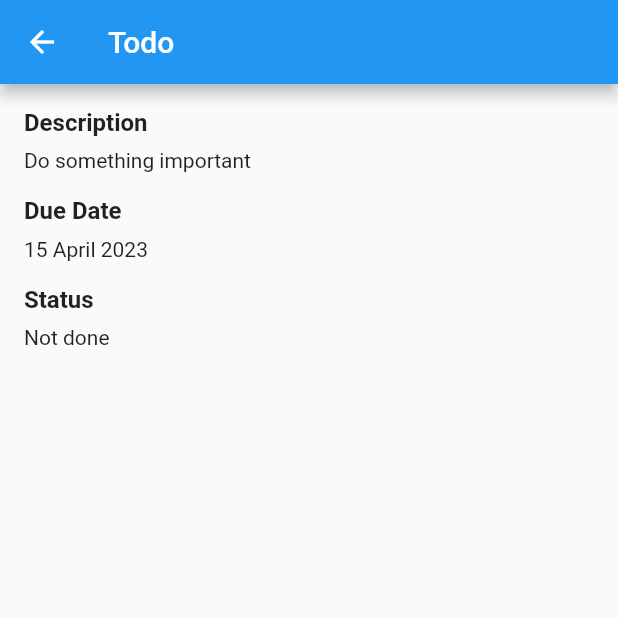
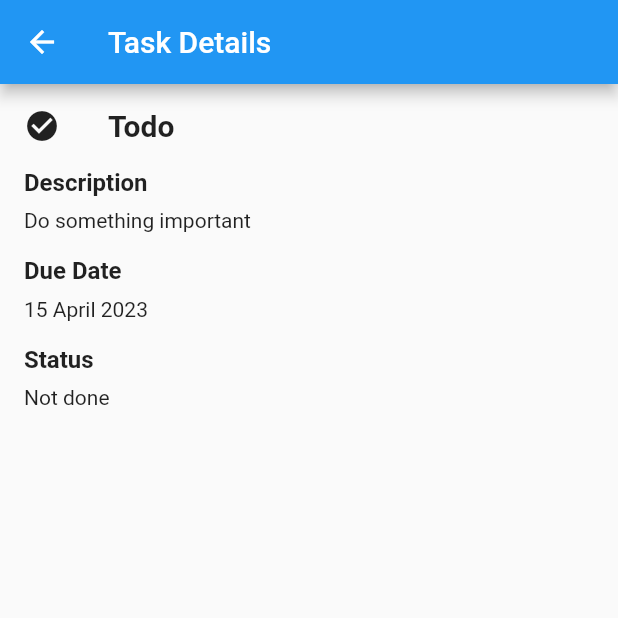
Before and after one commit to jameelk809/taskmanager, a Flutter app: the screen it shows after launch, after a tap on "Todo", on a phone screen of 412 x 824 dp, the top half of it. Run offline on Flutter 3.47's test engine with Material 2 defaults, Android fonts, the phone set to English and light mode, and no system bars; our stand-ins replace flutter_slidable.

Commit message:
icon added

```diff
--- a/lib/main.dart
+++ b/lib/main.dart
@@ -212,7 +212,7 @@ class _TodoListState extends State<TodoList> {
       floatingActionButton: FloatingActionButton(
         onPressed: _addTodo,
         tooltip: 'Add Todo',
-        child: Icon(Icons.add),
+        child: const Icon(Icons.add),
       ),
     );
   }
@@ -235,26 +235,38 @@ class Todo {
 
 class TodoDetails extends StatelessWidget {
   final Todo todo;
-
-  TodoDetails({required this.todo});
-
+  const TodoDetails({super.key, required this.todo});
   @override
   Widget build(BuildContext context) {
     return Scaffold(
       appBar: AppBar(
-        title: Text(todo.title),
+        // title: Text(todo.title),
+        title: const Text('Task Details'),
       ),
       body: Padding(
-        padding: EdgeInsets.all(16.0),
+        padding: const EdgeInsets.all(16.0),
         child: Column(
           crossAxisAlignment: CrossAxisAlignment.start,
           children: <Widget>[
+            Row( // Add a Row for icon and title
+              children: <Widget>[
+                Icon(todo.icon), // Display the icon here
+                const SizedBox(width: 32.0), // Add spacing between icon and title
+                Text(
+                  todo.title,
+                  style: TextStyle(fontSize: 20.0, fontWeight: FontWeight.bold),
+                ),
+              ],
+            ),
+
+            SizedBox(height: 16.0),
             const Text(
               'Description',
               style: TextStyle(fontSize: 16.0, fontWeight: FontWeight.bold),
             ),
             SizedBox(height: 8.0),
             Text(todo.description),
+
             SizedBox(height: 16.0),
             const Text(
               'Due Date',
@@ -262,6 +274,7 @@ class TodoDetails extends StatelessWidget {
             ),
             SizedBox(height: 8.0),
             Text(todo.dueDate),
+
             SizedBox(height: 16.0),
             const Text(
               'Status',
```
